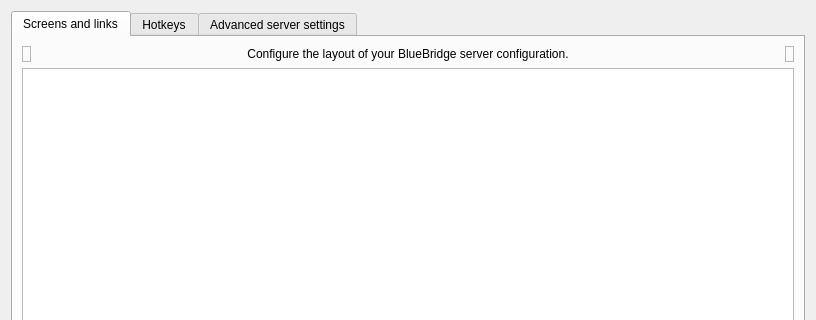
This is src/gui/src/ServerConfigDialog.ui in BigOreo/BlueBridge as Qt 5 draws it before an edit; both pictures show x 0 to 816 and y 0 to 320 of the 816 by 545 pixel window. The edited form follows.
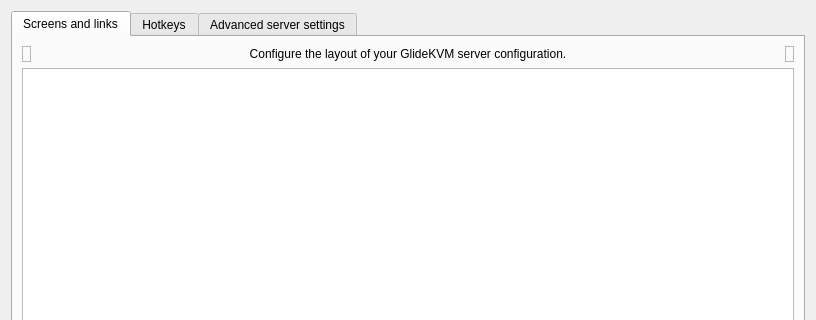
This is the edited form. Icons and pictures are not drawn. Custom widgets are drawn as their Qt base class.

Commit message:
Rename BlueBridge to GlideKVM
Rename the product, program files (glidekvm, glidekvm-server,
glidekvm-client, glidekvm-service), the Windows service, settings and
policy registry keys, data folders, package names, the app ID
(io.github.bigoreo.glidekvm) and project links.

The edit to the form file:
```diff
--- a/src/gui/src/ServerConfigDialog.ui
+++ b/src/gui/src/ServerConfigDialog.ui
@@ -54,7 +54,7 @@
             </sizepolicy>
            </property>
            <property name="text">
-            <string>Configure the layout of your BlueBridge server configuration.</string>
+            <string>Configure the layout of your GlideKVM server configuration.</string>
            </property>
            <property name="alignment">
             <set>Qt::AlignCenter</set>
```
Left out of the diff: 6 changed lines with no effect on the pictures. The commit also changes 824 other files.
